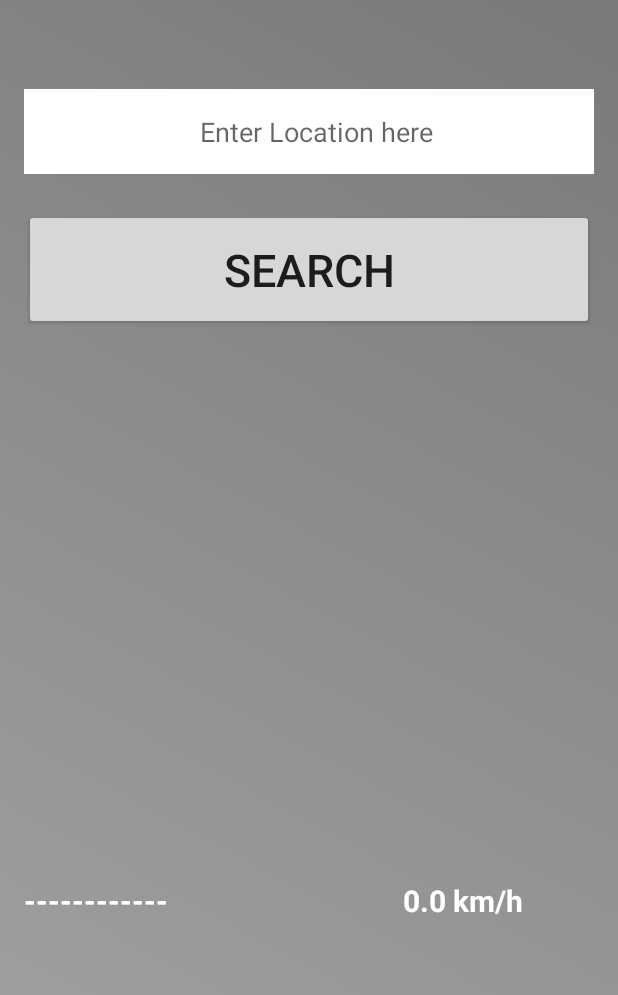
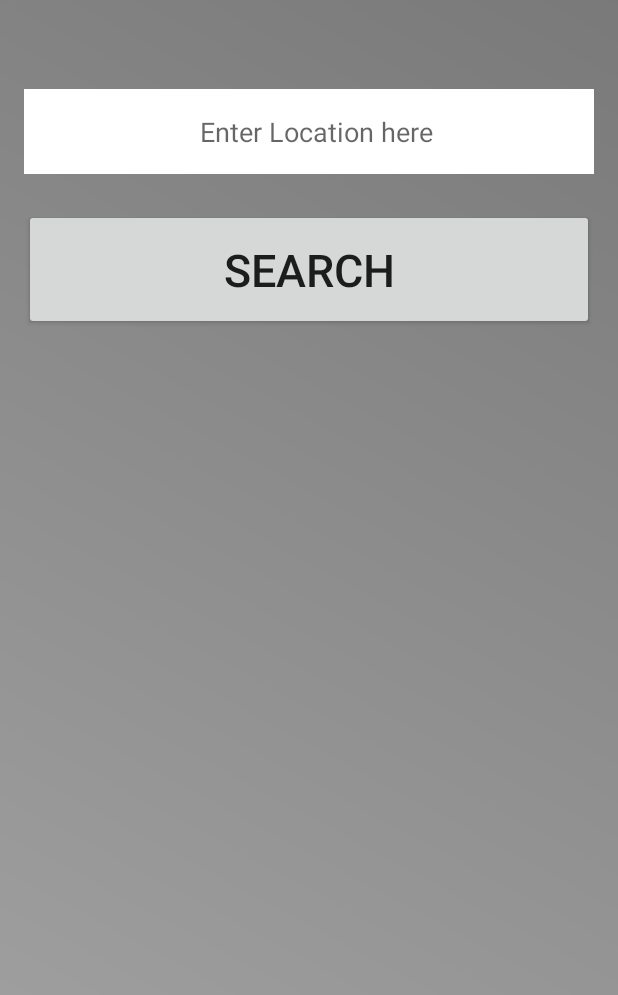
Before and after one commit to raymondklutse/Trafengine, an Android app: the Homepage screen opened directly, with no data from a screen before it, on a phone screen of 412 x 824 dp, the part 241-1236 px from its top. Run offline under Robolectric (Android 15) with nearby library versions, the phone set to English and light mode, and no system bars.

```diff
--- a/app/src/main/java/com/trafengineproject/owner/traff_engine/Homepage.java
+++ b/app/src/main/java/com/trafengineproject/owner/traff_engine/Homepage.java
@@ -57,6 +57,13 @@ public class Homepage extends AppCompatActivity implements View.OnKeyListener {
 
     //Destination Node
     private static final String END = "K";
+    String[] values = {
+            "abc_0", "def_0", "ghi_0",
+            "abc_1", "def_1", "ghi_1",
+            "abc_2", "def_2", "ghi_2",
+            "abc_3", "def_3", "ghi_3",
+    };
+
 
 
     @Override
@@ -71,25 +78,31 @@ public class Homepage extends AppCompatActivity implements View.OnKeyListener {
         searchbuton.setOnClickListener(new View.OnClickListener() {
             @Override
             public void onClick(View v) {
-                if (CheckInternetConnectivity() != false) {
+
+                if (CheckInternetConnectivity() != false ) {
 
                     String text = editText.getText().toString();
                     Intent i = new Intent(Homepage.this, TraffengineMaps.class);
                     String texttosend = text;
                     i.putExtra("ad_txt", texttosend);
                     startActivity(i);
-                } else {
+                }
+                if (editText.equals(null)){
+                    showToast("Please enter your location");
+                }
+                else {
                     showInternetConnectionError();
-
+                    Intent i = new Intent(Homepage.this, Homepage.class);
+                    startActivity(i);
                 }
 
 
             }
         });
 
-        speedview = (TextView) findViewById(R.id.speedtxt);
-
-        locationview = (TextView) findViewById(R.id.locatviewtext);
+//        speedview = (TextView) findViewById(R.id.speedtxt);
+//
+//        locationview = (TextView) findViewById(R.id.locatviewtext);
 
         if (runtime_permission() != false) {
             enable_service();
@@ -168,8 +181,8 @@ public class Homepage extends AppCompatActivity implements View.OnKeyListener {
             broadcastreceiver = new BroadcastReceiver() {
                 @Override
                 public void onReceive(Context context, Intent intent) {
-                speedview.append("\n" + intent.getExtras().get("Speed"));
-                    locationview.append("\n" + intent.getExtras().get("Address"));
+//                speedview.append("\n" + intent.getExtras().get("Speed"));
+//                    locationview.append("\n" + intent.getExtras().get("Address"));
                 }
             };
         }
--- a/app/src/main/res/layout/activity_homepage.xml
+++ b/app/src/main/res/layout/activity_homepage.xml
@@ -50,19 +50,6 @@
         />
 
     <TextView
-        android:text="@string/intial_speed"
-        android:layout_width="wrap_content"
-        android:layout_height="wrap_content"
-        android:layout_alignParentBottom="true"
-        android:layout_alignRight="@+id/homepagetxt"
-        android:layout_alignEnd="@+id/homepagetxt"
-        android:layout_marginBottom="33dp"
-        android:id="@+id/speedtxt"
-        android:textStyle="bold"
-        android:textSize="20dp"
-        android:textColor="@android:color/white"/>
-
-    <TextView
         android:text="Traff-Engine"
         android:layout_width="wrap_content"
         android:layout_height="wrap_content"
@@ -77,16 +64,4 @@
         android:layout_marginRight="47dp"
         android:layout_marginEnd="47dp" />
 
-    <TextView
-        android:text="------------"
-        android:layout_width="wrap_content"
-        android:layout_height="wrap_content"
-        android:id="@+id/locatviewtext"
-        android:textStyle="bold"
-        android:textSize="20dp"
-        android:textColor="@android:color/white"
-        android:layout_alignBaseline="@+id/speedtxt"
-        android:layout_alignBottom="@+id/speedtxt"
-        android:layout_alignParentLeft="true"
-        android:layout_alignParentStart="true" />
 </RelativeLayout>
```
